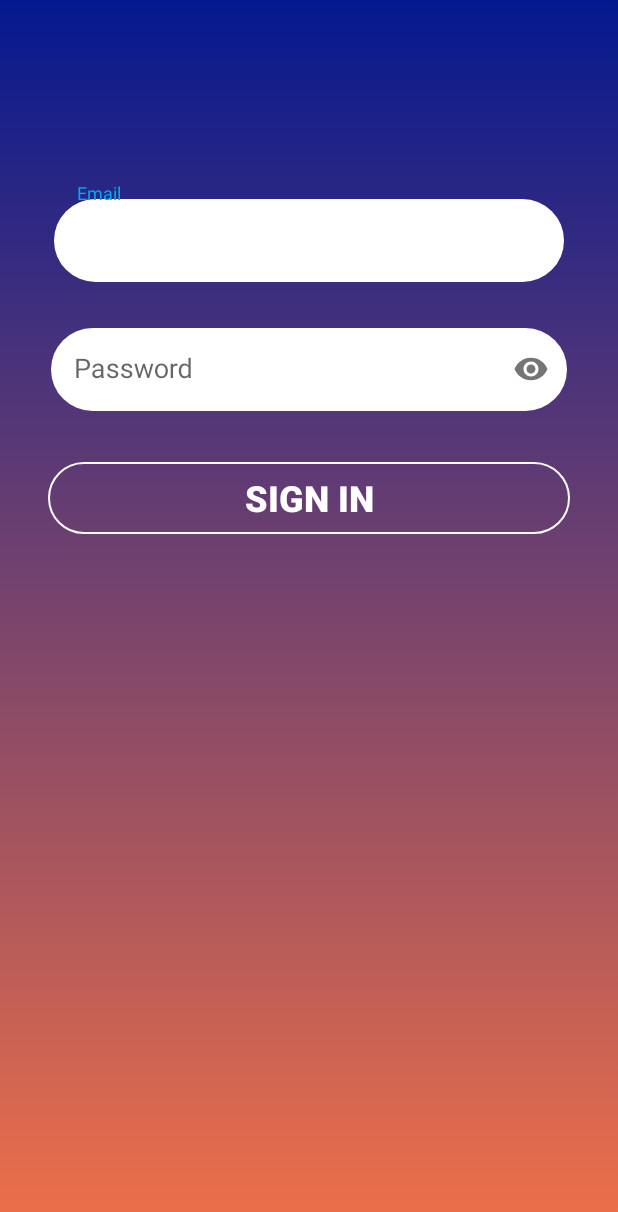
After one commit to Lpwoowatpokpt/QuizTemplate, an Android app: the layout activity_sign_in.xml on its own in the app's theme, with its tools: preview values and no code run, on a phone screen of 412 x 824 dp. The commit adds this screen. Shown: the top 1212 px of the screen. Run offline under Robolectric (Android 15) with nearby library versions, the phone set to English and light mode, and no system bars.

Commit message:
sign in with mail and password

```diff
--- a/app/src/main/AndroidManifest.xml
+++ b/app/src/main/AndroidManifest.xml
@@ -14,8 +14,10 @@
         android:roundIcon="@mipmap/internet"
         android:supportsRtl="true"
         android:theme="@style/AppTheme">
-        <activity android:name=".UI.Login.SignUpActivity"
-            android:screenOrientation="portrait"/>
+        <activity android:name=".UI.Login.SignInActivity"></activity>
+        <activity
+            android:name=".UI.Login.SignUpActivity"
+            android:screenOrientation="portrait" />
         <activity
             android:name=".UI.MultiplayerPlayingActivity"
             android:screenOrientation="portrait" />
--- /dev/null
+++ b/app/src/main/res/layout/activity_sign_in.xml
@@ -0,0 +1,67 @@
+<?xml version="1.0" encoding="utf-8"?>
+<LinearLayout xmlns:android="http://schemas.android.com/apk/res/android"
+    xmlns:tools="http://schemas.android.com/tools"
+    android:id="@+id/root"
+    android:layout_width="match_parent"
+    android:layout_height="match_parent"
+    xmlns:app="http://schemas.android.com/apk/res-auto"
+    android:orientation="vertical"
+    android:padding="16dp"
+    android:background="@drawable/gradient_bg"
+    tools:context=".UI.Login.SignInActivity">
+
+    <android.support.design.widget.TextInputLayout
+        android:layout_marginTop="96dp"
+        android:padding="10dp"
+        android:id="@+id/edtEmailLayout"
+        android:layout_width="match_parent"
+        android:layout_height="wrap_content">
+
+        <android.support.design.widget.TextInputEditText
+            android:id="@+id/edtEmail"
+            android:padding="15dp"
+            android:ems="10"
+            android:layout_marginStart="10dp"
+            android:layout_marginEnd="10dp"
+            android:background="@drawable/input_background"
+            android:layout_width="match_parent"
+            android:layout_height="wrap_content"
+            android:hint="@string/email"
+            android:inputType="textEmailAddress"/>
+    </android.support.design.widget.TextInputLayout>
+
+    <android.support.design.widget.TextInputLayout
+        android:id="@+id/etPasswordLayout"
+        android:padding="10dp"
+        android:layout_width="match_parent"
+        android:layout_height="wrap_content"
+        app:passwordToggleEnabled="true">
+
+        <android.support.design.widget.TextInputEditText
+            android:id="@+id/edtPassword"
+            android:layout_margin="8dp"
+            android:padding="15dp"
+            android:ems="10"
+            android:layout_marginStart="10dp"
+            android:layout_marginEnd="10dp"
+            android:background="@drawable/input_background"
+            android:layout_width="match_parent"
+            android:layout_height="wrap_content"
+            android:hint="@string/password"
+            android:inputType="textPassword"/>
+    </android.support.design.widget.TextInputLayout>
+
+    <Button
+        android:id="@+id/btn_sign_in"
+        android:textColor="@android:color/white"
+        android:text="@string/sign_in"
+        android:textSize="24sp"
+        android:textStyle="bold"
+        android:layout_marginTop="16dp"
+        android:layout_marginStart="16dp"
+        android:layout_marginEnd="16dp"
+        android:background="@drawable/border_button"
+        android:layout_width="match_parent"
+        android:layout_height="wrap_content" />
+
+</LinearLayout>
--- a/app/src/main/res/values/strings.xml
+++ b/app/src/main/res/values/strings.xml
@@ -113,5 +113,6 @@
     <string name="password_required">password is required</string>
     <string name="email_not_valid">email is not valid</string>
     <string name="add_avatar">Please, add avatar</string>
+    <string name="password">Password</string>
 
 </resources>
```
Also changed, not shown: app/src/main/java/com/lpwoowatpokpt/quiztemplate/Common/Common.java (+10 -0 lines), app/src/main/java/com/lpwoowatpokpt/quiztemplate/UI/HomeActivity.java (+6 -2 lines), app/src/main/java/com/lpwoowatpokpt/quiztemplate/UI/Login/LoginActivity.java (+35 -23 lines), app/src/main/java/com/lpwoowatpokpt/quiztemplate/UI/Login/SignInActivity.java (added, +136 -0 lines), app/src/main/java/com/lpwoowatpokpt/quiztemplate/UI/Login/SignUpActivity.java (+15 -15 lines).
